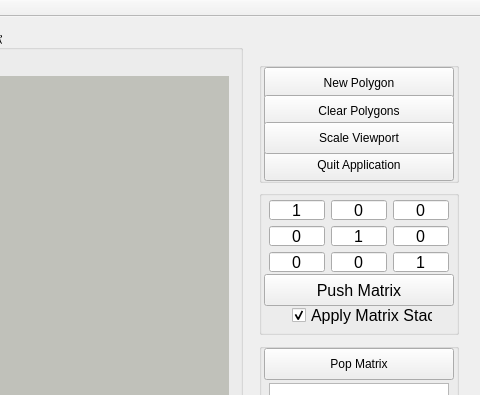
Above: mainwindow.ui from LloydMontgomery/CSC305_A1 before the change; both pictures show x 462 to 942 and y 0 to 395 of the 942 by 789 pixel window. Below: the same form after it.
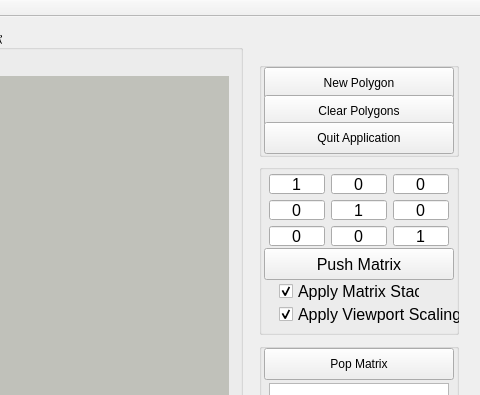
That is the form after the change. Custom widgets are drawn as their Qt base class.

Patch:
```diff
--- a/mainwindow.ui
+++ b/mainwindow.ui
@@ -82,7 +82,7 @@
            <x>10</x>
            <y>34</y>
            <width>200</width>
-           <height>121</height>
+           <height>95</height>
           </rect>
          </property>
          <property name="title">
@@ -118,26 +118,13 @@
           <property name="geometry">
            <rect>
             <x>5</x>
-            <y>87</y>
-            <width>190</width>
-            <height>32</height>
-           </rect>
-          </property>
-          <property name="text">
-           <string>Quit Application</string>
-          </property>
-         </widget>
-         <widget class="QPushButton" name="pushButton_7">
-          <property name="geometry">
-           <rect>
-            <x>5</x>
             <y>60</y>
             <width>190</width>
             <height>32</height>
            </rect>
           </property>
           <property name="text">
-           <string>Scale Viewport</string>
+           <string>Quit Application</string>
           </property>
          </widget>
         </widget>
@@ -145,9 +132,9 @@
          <property name="geometry">
           <rect>
            <x>10</x>
-           <y>162</y>
+           <y>136</y>
            <width>200</width>
-           <height>145</height>
+           <height>171</height>
           </rect>
          </property>
          <property name="font">
@@ -393,8 +380,8 @@
          <widget class="QCheckBox" name="checkBox">
           <property name="geometry">
            <rect>
-            <x>33</x>
-            <y>115</y>
+            <x>20</x>
+            <y>117</y>
             <width>141</width>
             <height>20</height>
            </rect>
@@ -406,6 +393,22 @@
            <bool>true</bool>
           </property>
          </widget>
+         <widget class="QCheckBox" name="checkBox_2">
+          <property name="geometry">
+           <rect>
+            <x>20</x>
+            <y>140</y>
+            <width>181</width>
+            <height>20</height>
+           </rect>
+          </property>
+          <property name="text">
+           <string>Apply Viewport Scaling</string>
+          </property>
+          <property name="checked">
+           <bool>true</bool>
+          </property>
+         </widget>
         </widget>
         <widget class="QGroupBox" name="groupBox_5">
          <property name="geometry">
```
Left out of the diff: 68 changed lines with no effect on the pictures.
